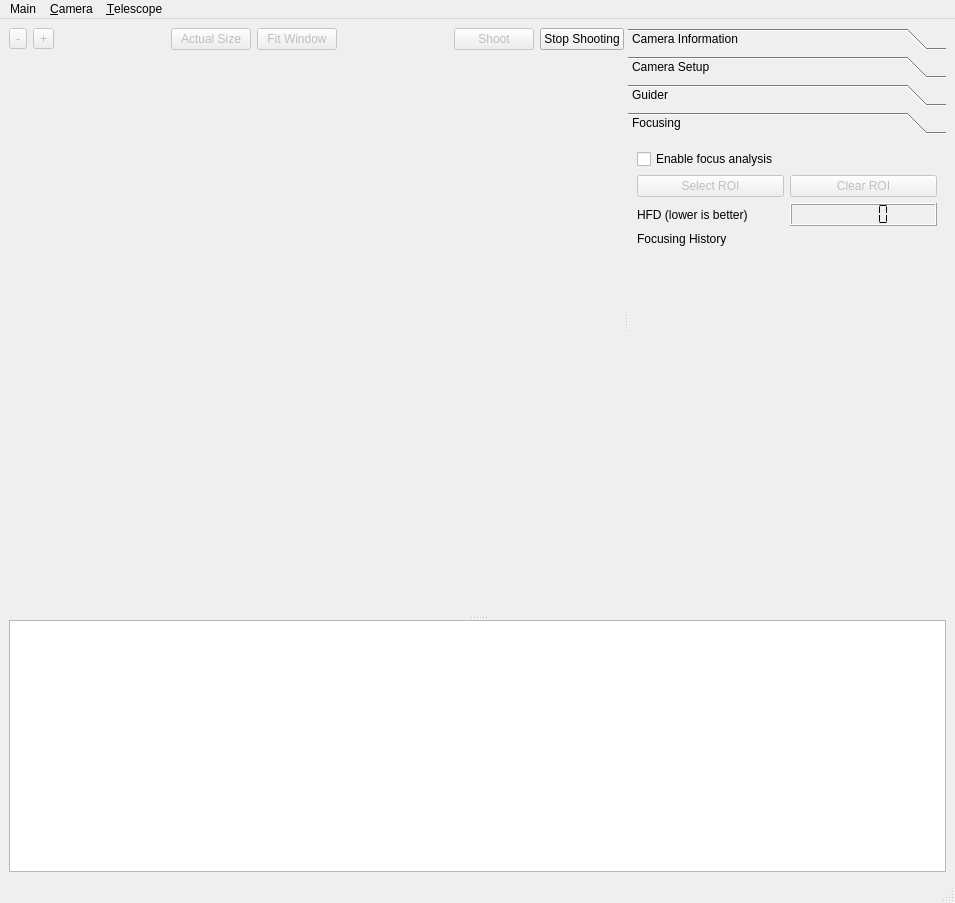
First picture: the form in dslr-qt-shooter/ui/dslr_shooter_window.ui, repository Edlward/GalaxyHunter, before the edit.
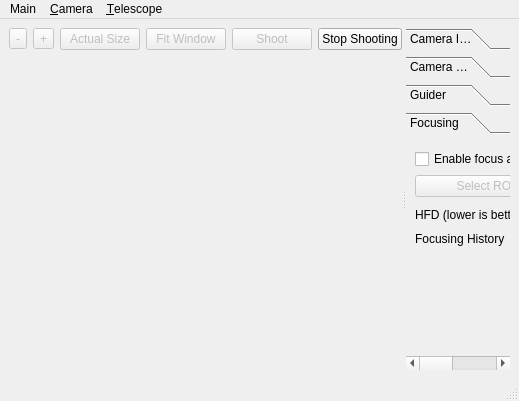
Second picture: the form after the edit. Custom widgets are drawn as their Qt base class.

Commit message: sort/filter model and ui redesign for logs

Diff of the .ui file:
```diff
--- a/dslr-qt-shooter/ui/dslr_shooter_window.ui
+++ b/dslr-qt-shooter/ui/dslr_shooter_window.ui
@@ -6,8 +6,8 @@
    <rect>
     <x>0</x>
     <y>0</y>
-    <width>955</width>
-    <height>903</height>
+    <width>519</width>
+    <height>401</height>
    </rect>
   </property>
   <property name="windowTitle">
@@ -16,10 +16,6 @@
   <widget class="QWidget" name="centralwidget">
    <layout class="QGridLayout" name="gridLayout">
     <item row="0" column="0">
-     <widget class="QSplitter" name="log_splitter">
-      <property name="orientation">
-       <enum>Qt::Vertical</enum>
-      </property>
       <widget class="QSplitter" name="camera_splitter">
        <property name="orientation">
         <enum>Qt::Horizontal</enum>
@@ -435,8 +431,8 @@
           <rect>
            <x>0</x>
            <y>0</y>
-           <width>319</width>
-           <height>482</height>
+          <width>264</width>
+          <height>211</height>
           </rect>
          </property>
          <attribute name="label">
@@ -540,15 +536,6 @@
         </widget>
        </widget>
       </widget>
-      <widget class="QTextBrowser" name="logWindow">
-       <property name="sizePolicy">
-        <sizepolicy hsizetype="Expanding" vsizetype="MinimumExpanding">
-         <horstretch>0</horstretch>
-         <verstretch>0</verstretch>
-        </sizepolicy>
-       </property>
-      </widget>
-     </widget>
     </item>
    </layout>
   </widget>
@@ -558,7 +545,7 @@
     <rect>
      <x>0</x>
      <y>0</y>
-     <width>955</width>
+     <width>519</width>
      <height>20</height>
     </rect>
    </property>
```
Left out of the diff: 9 changed lines with no effect on the pictures. Lines whose indentation alone changed are shown as unchanged. The commit also changes 5 other files.
